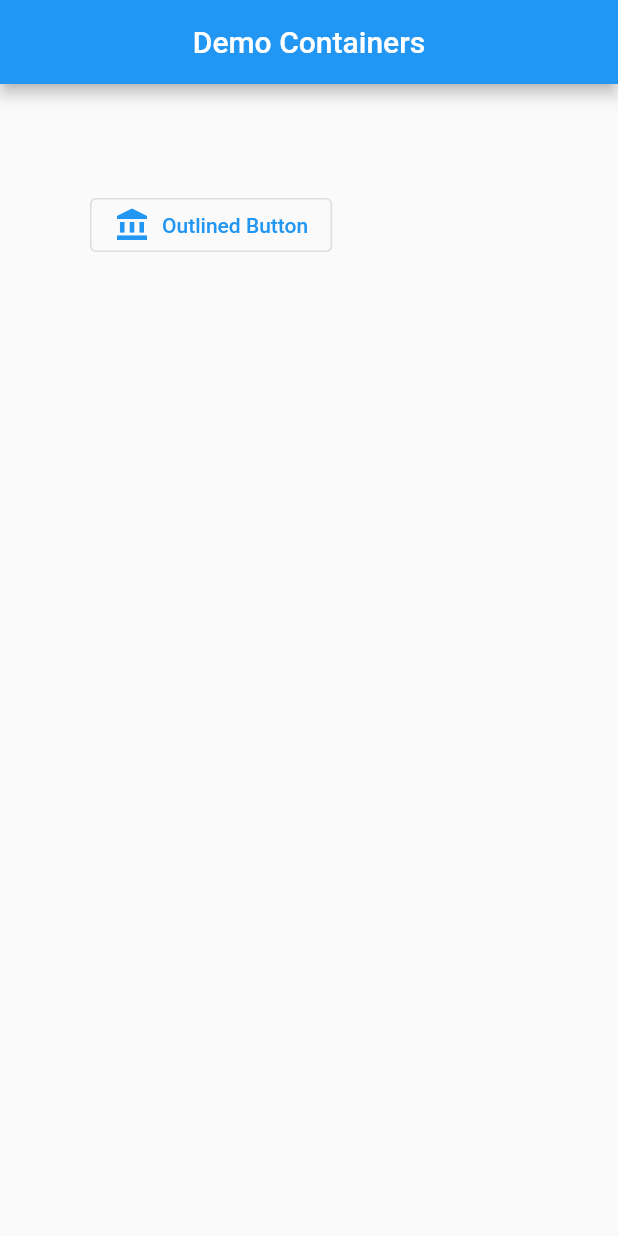
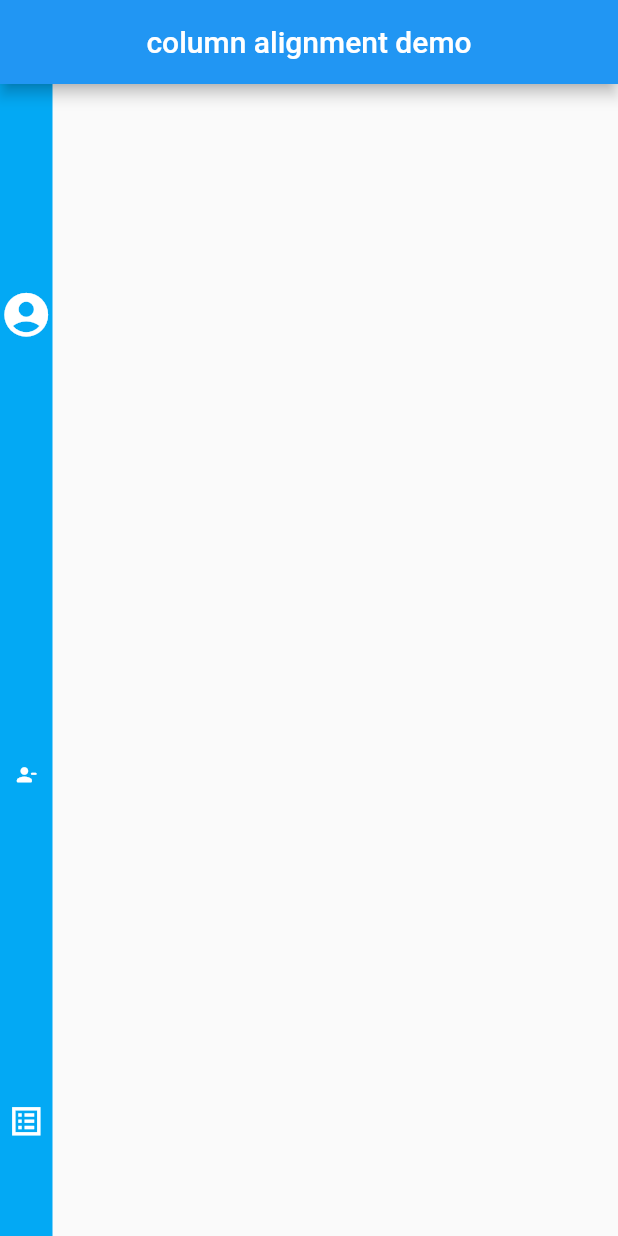
Before and after one commit to razzaksr/MuthayammalFlutterSpace2023AI, a Flutter app: the screen it shows after launch, on a phone screen of 412 x 824 dp. Run offline on Flutter 3.47's test engine with Material 2 defaults, Android fonts, the phone set to English and light mode, and no system bars; our stand-ins replace toast.

Commit message:
Containers, row, column, expanded

```diff
--- a/explore_widgets/lib/main.dart
+++ b/explore_widgets/lib/main.dart
@@ -4,9 +4,105 @@ import 'package:toast/toast.dart';
 void main() {
   runApp(MaterialApp(
     // home: ButtonsDemo(),
-    home:ContainersDemo()
+    // home:ContainersDemo()
+    // home:RowDemo()
+    // home:ColumnDemo()
+    home:ExpandDemo()
   ));
 }
+
+class ExpandDemo extends StatelessWidget {
+  const ExpandDemo({super.key});
+
+  @override
+  Widget build(BuildContext context) {
+    return Scaffold(
+        appBar: AppBar(
+          title: Text('column alignment demo'),
+          centerTitle: true,
+        ),
+        body:Container(
+          color: Colors.lightBlue,
+          child: Column(
+            mainAxisAlignment: MainAxisAlignment.start,
+            crossAxisAlignment: CrossAxisAlignment.center,
+            children: [
+              Expanded(
+                  flex: 2,
+                  child: Icon(
+                      Icons.account_circle,color: Colors.white,size: 35.0
+                  )),
+              Expanded(
+                flex: 2,
+                  child: Icon(
+                      Icons.person_remove_alt_1_rounded,color: Colors.white,size: 15.0
+                  )),
+              Expanded(child: Icon(Icons.list_alt_sharp,color: Colors.white,size: 25.0)),
+            ],
+          ),
+        )
+    );
+  }
+}
+
+
+class ColumnDemo extends StatelessWidget {
+  const ColumnDemo({super.key});
+
+  @override
+  Widget build(BuildContext context) {
+    return Scaffold(
+      appBar: AppBar(
+        title: Text('column alignment demo'),
+        centerTitle: true,
+      ),
+      body:Container(
+        color: Colors.black,
+        child: Column(
+          mainAxisAlignment: MainAxisAlignment.start,
+          crossAxisAlignment: CrossAxisAlignment.center,
+          children: [
+            Icon(Icons.account_circle,color: Colors.white,size: 35.0,),
+            Icon(Icons.person_remove_alt_1_rounded,color: Colors.white,size: 15.0,),
+            Icon(Icons.list_alt_sharp,color: Colors.white,size: 25.0,),
+          ],
+        ),
+      )
+    );
+  }
+}
+
+
+class RowDemo extends StatelessWidget {
+  const RowDemo({super.key});
+
+  @override
+  Widget build(BuildContext context) {
+    return Scaffold(
+      appBar: AppBar(
+        title: Text('Row alignment demo'),
+      ),
+      body:Container(
+        color: Colors.cyanAccent,
+        child: Row(
+          // mainAxisAlignment: MainAxisAlignment.end,
+          // mainAxisAlignment: MainAxisAlignment.start,
+          // mainAxisAlignment: MainAxisAlignment.spaceAround,
+          // mainAxisAlignment: MainAxisAlignment.spaceBetween,
+          // mainAxisAlignment: MainAxisAlignment.center,
+          mainAxisAlignment: MainAxisAlignment.center,
+          crossAxisAlignment: CrossAxisAlignment.center,
+          children: [
+            Text('Username',style: TextStyle(color: Colors.pink),),
+            Icon(Icons.access_time_filled,color: Colors.pink,size: 50.4),
+            OutlinedButton(onPressed: (){}, child: Text('MyButton',style: TextStyle(color: Colors.pink),))
+          ],
+        ),
+      )
+    );
+  }
+}
+
 
 class ContainersDemo extends StatelessWidget {
   const ContainersDemo({super.key});
```
